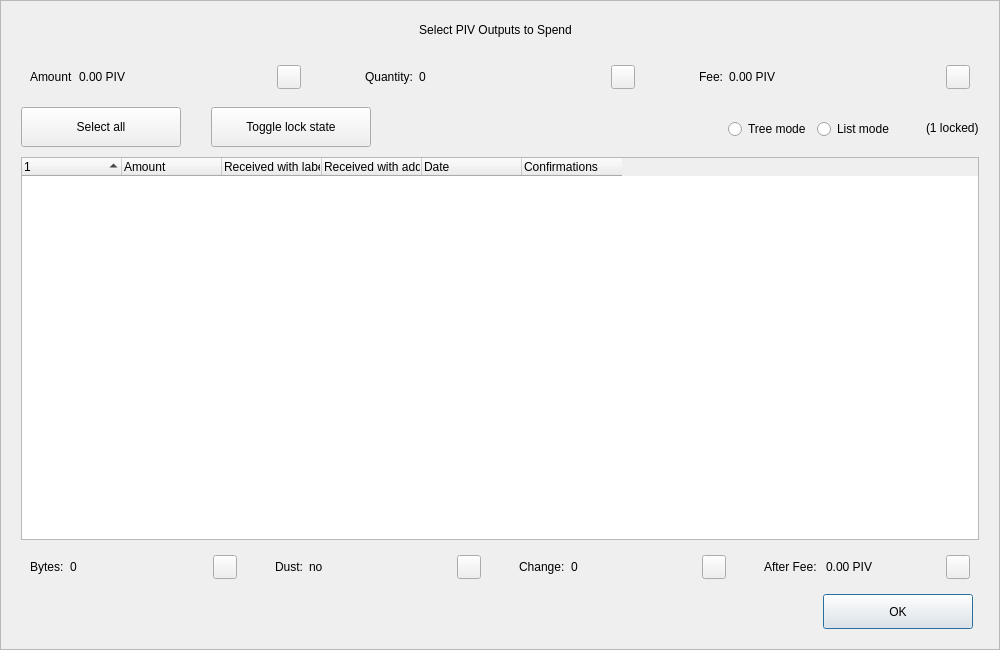
Old version of the form src/qt/forms/coincontroldialog.ui in the repository dogecash/dogecash-old.
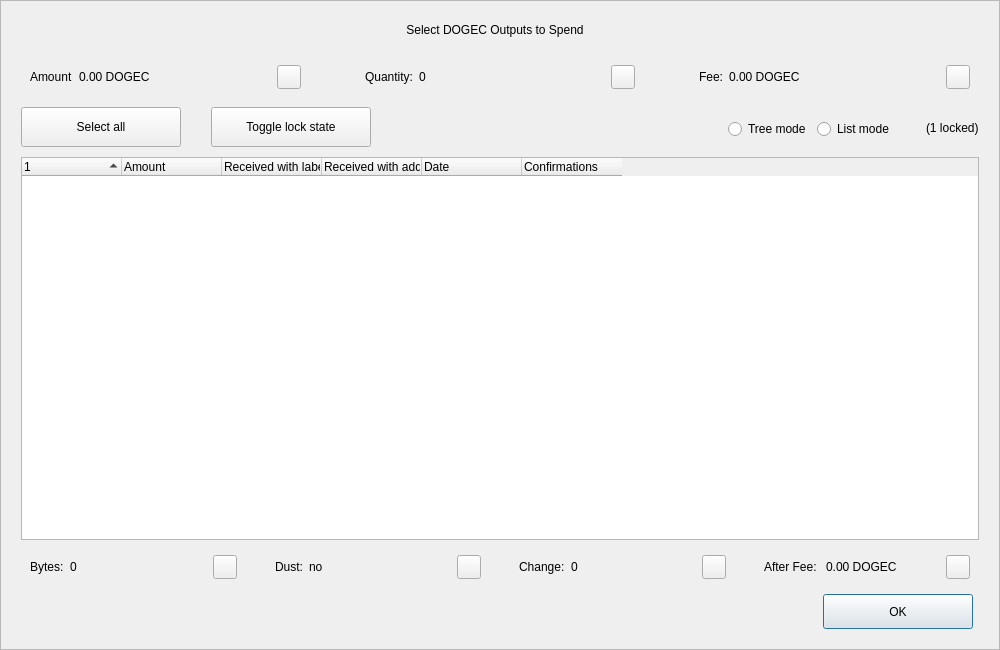
New version of the form. Custom widgets are drawn as their Qt base class.

Patch:
```diff
--- a/src/qt/forms/coincontroldialog.ui
+++ b/src/qt/forms/coincontroldialog.ui
@@ -98,7 +98,7 @@
            </size>
           </property>
           <property name="text">
-           <string>Select PIV Outputs to Spend</string>
+           <string>Select DOGEC Outputs to Spend</string>
           </property>
           <property name="alignment">
            <set>Qt::AlignCenter</set>
@@ -144,7 +144,7 @@
            <item>
             <widget class="QLabel" name="labelCoinControlAmount">
              <property name="text">
-              <string>0.00 PIV</string>
+              <string>0.00 DOGEC</string>
              </property>
             </widget>
            </item>
@@ -268,7 +268,7 @@
            <item>
             <widget class="QLabel" name="labelCoinControlFee">
              <property name="text">
-              <string>0.00 PIV</string>
+              <string>0.00 DOGEC</string>
              </property>
             </widget>
            </item>
@@ -729,7 +729,7 @@
            <item>
             <widget class="QLabel" name="labelCoinControlAfterFee">
              <property name="text">
-              <string>0.00 PIV</string>
+              <string>0.00 DOGEC</string>
              </property>
             </widget>
            </item>
```
